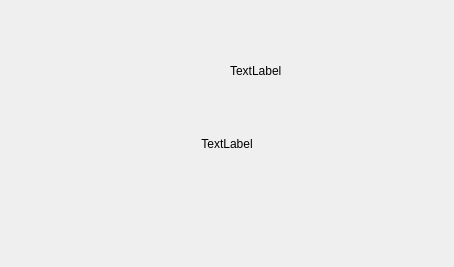
First picture: the form in epyq/widgets/scale.ui, repository epcpower/st, before the edit.
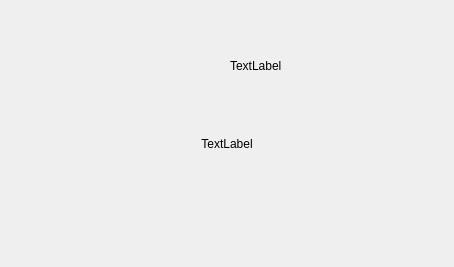
Second picture: the form after the edit. Custom widgets are drawn as their Qt base class.

Commit message:
Set all layout margins in widgets to 0 to compact them
Ref T335

The edit to the form file:
```diff
--- a/epyq/widgets/scale.ui
+++ b/epyq/widgets/scale.ui
@@ -14,8 +14,32 @@
    <string>Form</string>
   </property>
   <layout class="QVBoxLayout" name="verticalLayout">
+   <property name="leftMargin">
+    <number>0</number>
+   </property>
+   <property name="topMargin">
+    <number>0</number>
+   </property>
+   <property name="rightMargin">
+    <number>0</number>
+   </property>
+   <property name="bottomMargin">
+    <number>0</number>
+   </property>
    <item>
     <layout class="QHBoxLayout" name="horizontalLayout">
+     <property name="leftMargin">
+      <number>0</number>
+     </property>
+     <property name="topMargin">
+      <number>0</number>
+     </property>
+     <property name="rightMargin">
+      <number>0</number>
+     </property>
+     <property name="bottomMargin">
+      <number>0</number>
+     </property>
      <item>
       <widget class="QScale" name="scale">
        <property name="toolTip">
```
The commit also changes 10 other files.
